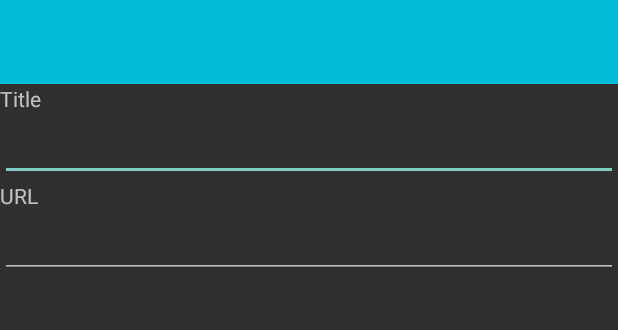
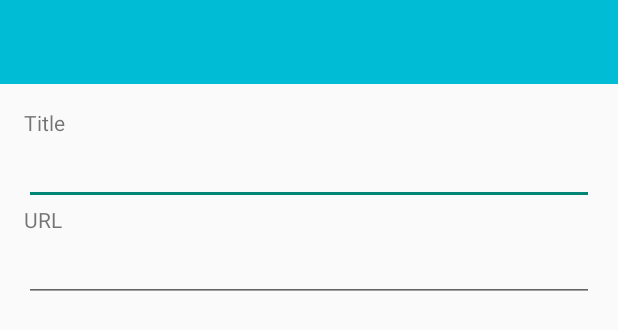
Before and after one commit to suhansaha/RSSReader, an Android app: the layout activity_edit_rss_feed.xml on its own in the app's theme, with its tools: preview values and no code run, on a phone screen of 412 x 824 dp. Shown: the top 330 px of the screen. Run offline under Robolectric (Android 15) with nearby library versions, the phone set to English and light mode, and no system bars; network calls fail.

Commit message:
Fixed Typeface Some Bugfixes

```diff
--- a/app/src/main/java/in/suhan/rssreader/Feed.java
+++ b/app/src/main/java/in/suhan/rssreader/Feed.java
@@ -238,8 +238,12 @@ class Feed {
                     bitmap = BitmapFactory.decodeStream((InputStream) new URL(args[0]).getContent());
                 } catch (Exception e) {
                     e.printStackTrace();
+                } finally {
+                    if (bitmap == null) {
+                        bitmap = BitmapFactory.decodeResource(context.getResources(), R.drawable.rss);
+                    }
+                    return bitmap;
                 }
-                return bitmap;
             }
 
             @Override
--- a/app/src/main/res/layout/activity_add_rss_feed.xml
+++ b/app/src/main/res/layout/activity_add_rss_feed.xml
@@ -14,6 +14,8 @@
         android:layout_height="wrap_content"
         android:layout_alignParentEnd="true"
         android:layout_alignParentRight="true"
-        android:layout_below="@id/toolbar" />
+        android:layout_below="@id/toolbar"
+        android:paddingLeft="16dp"
+        android:paddingRight="16dp" />
 
 </RelativeLayout>
--- a/app/src/main/res/layout/activity_edit_rss_feed.xml
+++ b/app/src/main/res/layout/activity_edit_rss_feed.xml
@@ -13,28 +13,37 @@
 
     <TextView
         android:id="@+id/textView"
-        android:layout_width="fill_parent"
+        android:layout_width="match_parent"
         android:layout_height="wrap_content"
         android:gravity="center_vertical"
+        android:paddingLeft="16dp"
+        android:paddingRight="16dp"
+        android:paddingTop="16dp"
         android:text="Title" />
 
     <EditText
         android:id="@+id/editText"
-        android:layout_width="fill_parent"
+        android:layout_width="match_parent"
         android:layout_height="wrap_content"
+        android:layout_marginLeft="16dp"
+        android:layout_marginRight="16dp"
         android:autoText="false" />
 
     <TextView
         android:id="@+id/textView2"
-        android:layout_width="fill_parent"
+        android:layout_width="match_parent"
         android:layout_height="wrap_content"
         android:gravity="center_vertical"
+        android:paddingLeft="16dp"
+        android:paddingRight="16dp"
         android:text="URL" />
 
     <EditText
         android:id="@+id/editText2"
-        android:layout_width="fill_parent"
+        android:layout_width="match_parent"
         android:layout_height="wrap_content"
+        android:layout_marginLeft="16dp"
+        android:layout_marginRight="16dp"
         android:gravity="top"
         android:inputType="textUri"
         android:singleLine="true" />
--- a/app/src/main/res/layout/feed_item_layout.xml
+++ b/app/src/main/res/layout/feed_item_layout.xml
@@ -2,7 +2,7 @@
 <RelativeLayout xmlns:android="http://schemas.android.com/apk/res/android"
     android:layout_width="wrap_content"
     android:layout_height="200dp"
-    android:layout_margin="1dp"
+    android:layout_margin="2dp"
     android:clickable="true">
 
     <ImageView
@@ -19,6 +19,7 @@
         android:layout_alignParentBottom="true"
         android:background="#aa000000"
         android:ellipsize="end"
+        android:fontFamily="sans-serif-condensed"
         android:padding="16dp"
         android:text="New Text"
         android:textColor="#ffffff"
--- a/app/src/main/res/layout/feed_list_layout.xml
+++ b/app/src/main/res/layout/feed_list_layout.xml
@@ -15,13 +15,14 @@
         android:layout_below="@id/toolbar"
         android:background="@color/primaryColor"
         android:clickable="true"
+        android:fontFamily="sans-serif-medium"
         android:gravity="center_vertical"
         android:onClick="chooseFeed"
         android:paddingLeft="16dp"
         android:paddingRight="16dp"
         android:text="http://www.engadget.com/rss.xml"
-        android:textSize="24sp"
-        android:textStyle="bold" />
+        android:textColor="#ffffff"
+        android:textSize="20sp" />
 
     <!--http://feeds.wired.com/wired/index-->
     <android.support.v7.widget.RecyclerView
--- a/app/src/main/res/layout/toolbar.xml
+++ b/app/src/main/res/layout/toolbar.xml
@@ -1,8 +1,10 @@
 <?xml version="1.0" encoding="utf-8"?>
 <android.support.v7.widget.Toolbar xmlns:android="http://schemas.android.com/apk/res/android"
+    xmlns:app="http://schemas.android.com/apk/res-auto"
     android:id="@+id/appBar"
     android:layout_width="match_parent"
     android:layout_height="56dp"
-    android:background="@color/primaryColor">
+    android:background="@color/primaryColor"
+    app:theme="@style/NewsReaderThemeToolbarDarkOverflow">
 
 </android.support.v7.widget.Toolbar>
--- a/app/src/main/res/values/styles.xml
+++ b/app/src/main/res/values/styles.xml
@@ -5,10 +5,14 @@
         <!-- Customize your theme here. -->
     </style>
 
-    <style name="AppTheme.Base" parent="Theme.AppCompat.NoActionBar">
+    <style name="AppTheme.Base" parent="Theme.AppCompat.Light.NoActionBar">
         <item name="android:colorPrimary">@color/primaryColor</item>
         <item name="android:colorPrimaryDark">@color/primaryColorDark</item>
         <item name="android:colorAccent">@color/accentColor</item>
     </style>
 
+    <style name="NewsReaderThemeToolbarDarkOverflow" parent="Theme.AppCompat.NoActionBar">
+        <item name="android:textColorPrimary">#ffffff</item>
+    </style>
+
 </resources>
```
Also changed, not shown: app/src/main/java/in/suhan/rssreader/FeedAdapter.java (+12 -4 lines), app/src/main/res/layout/feed_content_layout.xml (+5 -2 lines).
